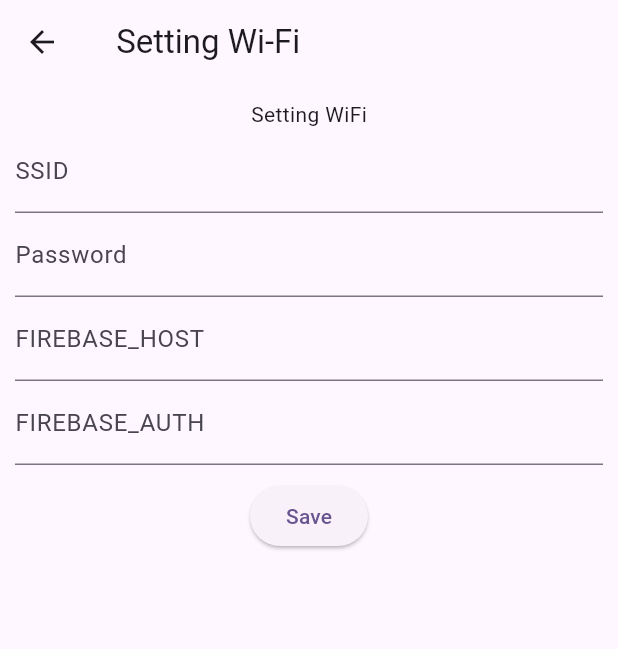
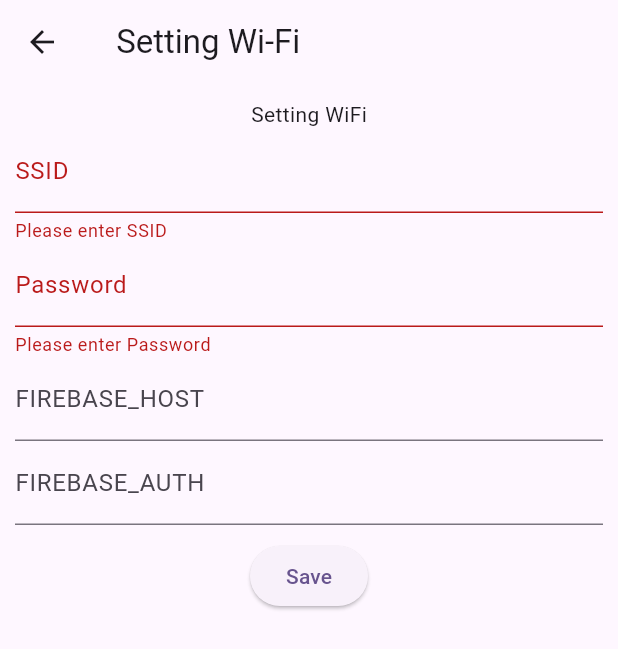
Before and after one commit to natthaphat6496/EndProjcet, a Flutter app: the Setting screen opened directly, after a tap on "Save", on a phone screen of 412 x 824 dp. Shown: the top 649 px of the screen. Run offline on Flutter 3.47's test engine with Material 3 defaults, Android fonts, the light colour scheme and no system bars; our stand-ins replace firebase_core, firebase_database, flutter_tts, speech_to_text; accounts and stored records are empty.

Commit message:
edit file

```diff
--- a/lib/motor.dart
+++ b/lib/motor.dart
@@ -19,8 +19,8 @@
   @override
   void initState() {
     super.initState();
-    setSTRef = FirebaseDatabase.instance.ref().child('set_start_time');
-    setSPRef = FirebaseDatabase.instance.ref().child('set_stop_time');
+    setSTRef = FirebaseDatabase.instance.ref().child('Motor/set_start_time');
+    setSPRef = FirebaseDatabase.instance.ref().child('Motor/set_stop_time');
     setDev = FirebaseDatabase.instance.ref().child('Motor/Dev');
 
     setSTRef.onValue.listen((event) {
--- a/lib/setting.dart
+++ b/lib/setting.dart
@@ -1,5 +1,6 @@
 import 'package:flutter/material.dart';
 import 'package:firebase_database/firebase_database.dart';
+import 'package:http/http.dart' as http;
 
 class Setting extends StatefulWidget {
   @override
@@ -9,25 +10,72 @@
 class _SettingState extends State<Setting> {
   final TextEditingController ssidController = TextEditingController();
   final TextEditingController passwordController = TextEditingController();
-  final TextEditingController FIREBASE_HOST = TextEditingController();
-  final TextEditingController FIREBASE_AUTH = TextEditingController();
+  final TextEditingController firebaseHost = TextEditingController();
+  final TextEditingController firebaseAuth = TextEditingController();
+  final TextEditingController connectWifi = TextEditingController();
+  final GlobalKey<FormState> _formKey = GlobalKey<FormState>();
+  bool showConnectFields = false;
+  late DatabaseReference _databaseReference;
+  String _dataFromFirebase = "No Data";
+
+  @override
+  void initState() {
+    super.initState();
+
+    _databaseReference =
+        FirebaseDatabase.instance.ref().child("Setting/connectwifi");
+
+    _databaseReference.onValue.listen((DatabaseEvent event) {
+      if (event.snapshot.value != null) {
+        var data = event.snapshot.value;
+        setState(() {
+          _dataFromFirebase = data.toString();
+        });
+      }
+    });
+  }
 
   void saveWifiConfiguration() async {
     final DatabaseReference wifiRef =
-        FirebaseDatabase.instance.reference().child('wifi');
+        FirebaseDatabase.instance.ref().child('Setting/wifi');
     final DatabaseReference firebaseRef =
-        FirebaseDatabase.instance.reference().child('firebase');
+        FirebaseDatabase.instance.ref().child('Setting/firebase');
 
     await wifiRef.set({
       'ssid': ssidController.text,
       'password': passwordController.text,
     });
     await firebaseRef.set({
-      'FIREBASE_HOST': FIREBASE_HOST.text,
-      'FIREBASE_AUTH': FIREBASE_AUTH.text,
+      'FIREBASE_HOST': firebaseHost.text,
+      'FIREBASE_AUTH': firebaseAuth.text,
     });
 
+    setState(() {
+      showConnectFields = true;
+    });
     print('Wi-Fi configuration saved to Firebase!');
+
+    ScaffoldMessenger.of(context).showSnackBar(
+      const SnackBar(
+        content: Text('Save'),
+      ),
+    );
+  }
+
+  void connectToESP32() async {
+    final DatabaseReference connectwifi =
+        FirebaseDatabase.instance.ref().child('Setting');
+    final response =
+        await http.get(Uri.parse('http://$_dataFromFirebase/connect'));
+    if (response.statusCode == 200) {
+      print('Connected to ESP32');
+    } else {
+      print('Failed to connect to ESP32');
+    }
+
+    await connectwifi.set({
+      'connectwifi': connectWifi.text,
+    });
   }
 
   @override
@@ -37,6 +85,8 @@
         title: const Text(' Setting Wi-Fi '),
       ),
       body: SingleChildScrollView(
+        child: Form(
+          key: _formKey,
           child: Padding(
             padding: const EdgeInsets.all(10),
             child: Column(
@@ -46,27 +96,81 @@
                 TextFormField(
                   controller: ssidController,
                   decoration: const InputDecoration(labelText: 'SSID'),
+                  validator: (value) {
+                    if (value == null || value.isEmpty) {
+                      return 'Please enter SSID';
+                    }
+                    return null;
+                  },
                 ),
                 TextFormField(
                   controller: passwordController,
                   decoration: const InputDecoration(labelText: 'Password'),
+                  validator: (value) {
+                    if (value == null || value.isEmpty) {
+                      return 'Please enter Password';
+                    }
+                    return null;
+                  },
                 ),
                 TextFormField(
-                controller: FIREBASE_HOST,
+                  controller: firebaseHost,
                   decoration: const InputDecoration(labelText: 'FIREBASE_HOST'),
                 ),
                 TextFormField(
-                controller: FIREBASE_AUTH,
+                  controller: firebaseAuth,
                   decoration: const InputDecoration(labelText: 'FIREBASE_AUTH'),
                 ),
                 const SizedBox(
                   height: 10,
                 ),
                 ElevatedButton(
-                onPressed: saveWifiConfiguration,
+                  onPressed: () {
+                    if (_formKey.currentState?.validate() ?? false) {
+                      print('SSID: ${ssidController.text}');
+                      saveWifiConfiguration();
+                    }
+                  },
                   child: const Text('Save'),
                 ),
+                Container(
+                  child: Column(
+                    children: [
+                      if (showConnectFields)
+                        Column(
+                          children: [
+                            TextFormField(
+                              controller: connectWifi,
+                              decoration: const InputDecoration(
+                                labelText: 'Enter Uri ip-address...',
+                              ),
+                              validator: (value) {
+                                if (value == null || value.isEmpty) {
+                                  return 'Please enter IP address';
+                                }
+                                RegExp regExp = RegExp(
+                                  r'^((25[0-5]|2[0-4][0-9]|[01]?[0-9][0-9]?)\.){3}(25[0-5]|2[0-4][0-9]|[01]?[0-9][0-9]?)$',
+                                );
+                                if (!regExp.hasMatch(value)) {
+                                  return 'Enter a valid IP address';
+                                }
+                                return null;
+                              },
+                            ),
+                            const SizedBox(height: 10),
+                            ElevatedButton(
+                              onPressed: connectToESP32,
+                              child: const Text('Connect to Wi-Fi'),
+                            ),
+                            const SizedBox(height: 10),
+                            const Text(''),
                           ],
+                        ),
+                    ],
+                  ),
+                ),
+              ],
+            ),
           ),
         ),
       ),
--- a/lib/temperature.dart
+++ b/lib/temperature.dart
@@ -19,8 +19,8 @@
   @override
   void initState() {
     super.initState();
-    setSTRef = FirebaseDatabase.instance.ref().child('set_start_time');
-    setSPRef = FirebaseDatabase.instance.ref().child('set_stop_time');
+    setSTRef = FirebaseDatabase.instance.ref().child('Tem/set_start_time');
+    setSPRef = FirebaseDatabase.instance.ref().child('Tem/set_stop_time');
     setDev = FirebaseDatabase.instance.ref().child('Tem/Dev');
 
     setSTRef.onValue.listen((event) {
--- a/pubspec.yaml
+++ b/pubspec.yaml
@@ -44,6 +44,7 @@
   riverpod: ^2.4.9
   provider: ^6.1.1
   firebase: ^9.0.0
+  http: ^0.13.6
 
 dev_dependencies:
   flutter_test:
```
Also changed, not shown: lib/index.dart (+78 -85 lines), lib/light.dart (+45 -8 lines), pubspec.lock. Lines whose indentation alone changed are shown as unchanged.
